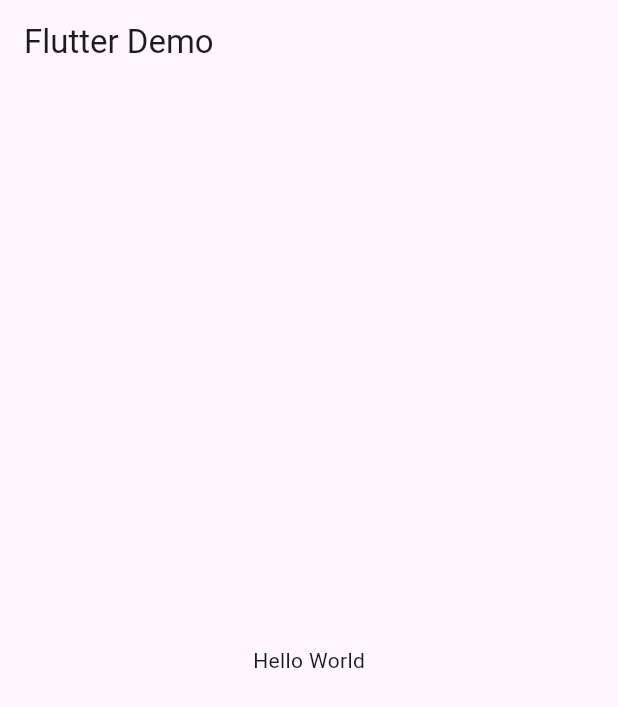
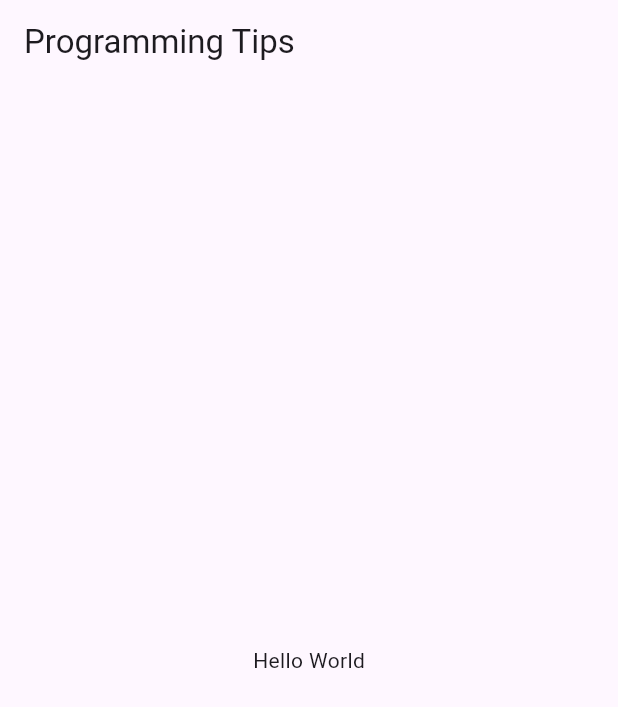
Before and after one commit to adedayo924/Flutter-App-Development-Training, a Flutter app: the screen it shows after launch, on a phone screen of 412 x 824 dp. Shown: the top 707 px of the screen. Run offline on Flutter 3.47's test engine with Material 3 defaults, Android fonts, the phone set to English and light mode, and no system bars.

Commit message:
changed the AppBar title

```diff
--- a/Beginner_Projects/programming_tips/lib/main.dart
+++ b/Beginner_Projects/programming_tips/lib/main.dart
@@ -16,7 +16,7 @@ class MyApp extends StatelessWidget {
       ),
       home: Scaffold(
         appBar: AppBar(
-          title: const Text('Flutter Demo'),
+          title: const Text('Programming Tips'),
         ),
         body: const Center(
           child: Text('Hello World'),
```
